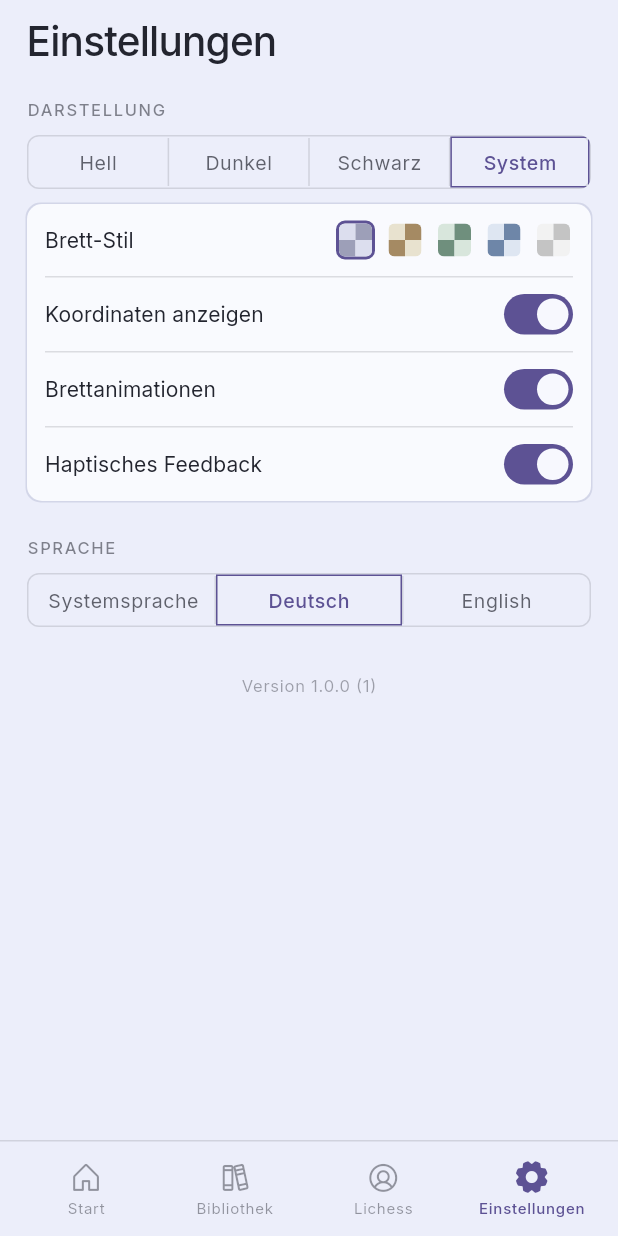
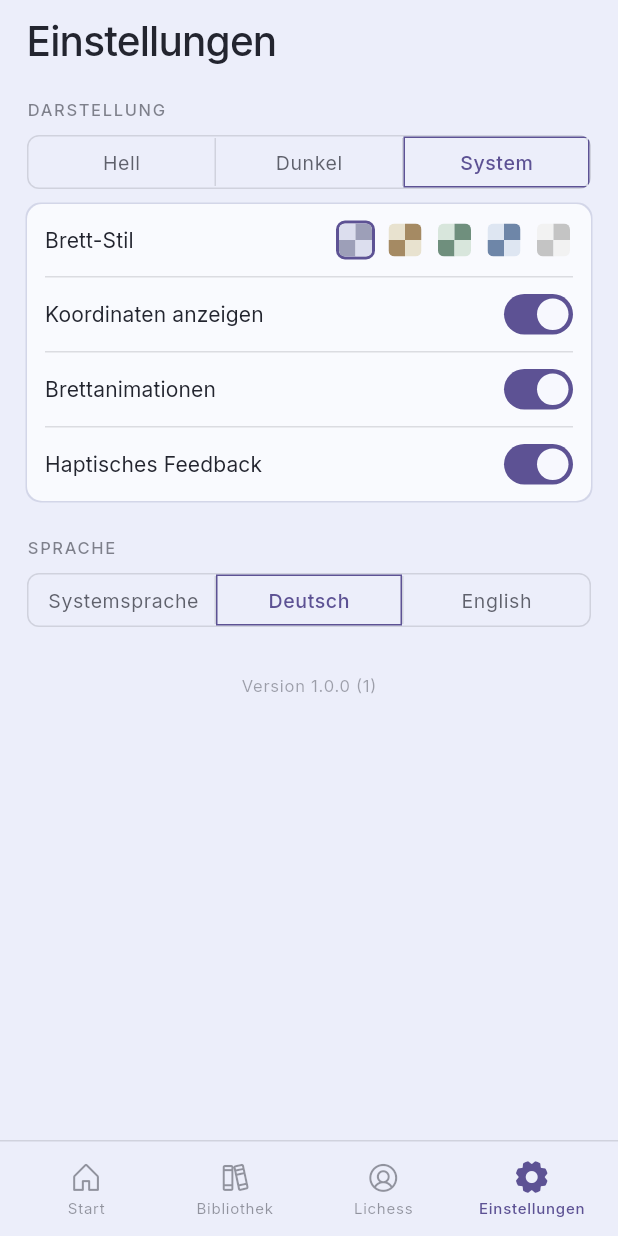
Before and after one commit to Leon2012320/MasterOpening, a Flutter app: the SettingsScreen screen opened by its route, after a tap on "Deutsch", on a phone screen of 412 x 824 dp. Run offline on Flutter 3.47's test engine with Material 3 defaults, Android fonts, the phone set to English and light mode, and no system bars; our stand-ins replace equatable, flutter_riverpod, go_router, package_info_plus, shared_preferences; accounts and stored records are empty; generated files the repository leaves out were written again.

Commit message:
Erscheinungsbild auf Hell, Dunkel und System reduzieren
Die AMOLED-Palette entfaellt vollstaendig, nicht nur aus der Oberflaeche:
Enum-Wert, Tokens, Uebersetzungen und Tests sind mit entfernt. Ein bereits
gespeichertes black faellt ueber AppThemeMode.fromStorage auf System zurueck.

Co-Authored-By: Claude Opus 5 <noreply@anthropic.com>

```diff
--- a/app/lib/app.dart
+++ b/app/lib/app.dart
@@ -16,18 +16,12 @@ class MasterOpeningApp extends ConsumerWidget {
     final router = ref.watch(routerProvider);
 
     final lightTheme = AppTheme.build(AppTokens.light);
+    final darkTheme = AppTheme.build(AppTokens.dark);
 
-    // Material kennt nur zwei Theme-Steckplätze, wir haben drei Paletten.
-    // „Schwarz" reist deshalb im Dunkel-Steckplatz mit; welche Palette dort
-    // landet, entscheidet die Nutzerwahl.
-    final (dark, mode) = switch (settings.themeMode) {
-      AppThemeMode.system => (
-        AppTheme.build(AppTokens.dark),
-        ThemeMode.system,
-      ),
-      AppThemeMode.light => (lightTheme, ThemeMode.light),
-      AppThemeMode.dark => (AppTheme.build(AppTokens.dark), ThemeMode.dark),
-      AppThemeMode.black => (AppTheme.build(AppTokens.black), ThemeMode.dark),
+    final mode = switch (settings.themeMode) {
+      AppThemeMode.system => ThemeMode.system,
+      AppThemeMode.light => ThemeMode.light,
+      AppThemeMode.dark => ThemeMode.dark,
     };
 
     return MaterialApp.router(
@@ -35,7 +29,7 @@ class MasterOpeningApp extends ConsumerWidget {
       debugShowCheckedModeBanner: false,
       routerConfig: router,
       theme: lightTheme,
-      darkTheme: dark,
+      darkTheme: darkTheme,
       themeMode: mode,
       locale: settings.languageCode == null
           ? null
--- a/app/lib/core/theme/app_theme.dart
+++ b/app/lib/core/theme/app_theme.dart
@@ -4,13 +4,11 @@ import 'package:masteropening/core/theme/app_dimens.dart';
 import 'package:masteropening/core/theme/app_tokens.dart';
 import 'package:masteropening/core/theme/app_typography.dart';
 
-/// Die vier wählbaren Erscheinungsbilder. `black` ist die AMOLED-Variante:
-/// echtes Schwarz statt des dunklen Blaugrau.
+/// Die drei wählbaren Erscheinungsbilder.
 enum AppThemeMode {
   system,
   light,
-  dark,
-  black;
+  dark;
 
   String get storageKey => name;
 
@@ -26,7 +24,6 @@ enum AppThemeMode {
     return switch (this) {
       AppThemeMode.light => AppTokens.light,
       AppThemeMode.dark => AppTokens.dark,
-      AppThemeMode.black => AppTokens.black,
       AppThemeMode.system => platformDark ? AppTokens.dark : AppTokens.light,
     };
   }
--- a/app/lib/core/theme/app_tokens.dart
+++ b/app/lib/core/theme/app_tokens.dart
@@ -3,8 +3,8 @@ import 'package:flutter/material.dart';
 /// Die Design-Tokens des Nocturne-Systems, wie sie im Entwurf festgelegt sind.
 ///
 /// Kein Widget darf Farben, Radien oder Schatten selbst literalisieren — alles
-/// kommt über `Theme.of(context).tokens` aus dieser Erweiterung. Dadurch bleiben
-/// die vier Themes (hell, dunkel, schwarz, System) an einer Stelle definiert.
+/// kommt über `Theme.of(context).tokens` aus dieser Erweiterung. Dadurch bleibt
+/// das Erscheinungsbild beider Paletten an einer Stelle definiert.
 @immutable
 class AppTokens extends ThemeExtension<AppTokens> {
   const AppTokens({
@@ -171,7 +171,7 @@ class AppTokens extends ThemeExtension<AppTokens> {
     );
   }
 
-  // ── Die drei ausgelieferten Paletten ──────────────────────────────────────
+  // ── Die beiden ausgelieferten Paletten ────────────────────────────────────
 
   static const dark = AppTokens(
     bg: Color(0xFF161826),
@@ -226,36 +226,6 @@ class AppTokens extends ThemeExtension<AppTokens> {
     ],
     isDark: false,
   );
-
-  /// Für OLED-Displays: echter Schwarzgrund, damit unbenutzte Pixel aus
-  /// bleiben. Der Akzent bleibt der der dunklen Palette, damit die App nicht
-  /// wie ein anderes Produkt aussieht.
-  static const black = AppTokens(
-    bg: Color(0xFF000000),
-    surface: Color(0xFF0D0E14),
-    surfaceSunken: Color(0xFF07080C),
-    text: Color(0xFFE9E9ED),
-    accent: Color(0xFF968AE0),
-    accentMuted: Color(0xFF796CBF),
-    divider: Color(0x24E9E9ED),
-    hairline: Color(0xFF2A2C36),
-    shadowAmbient: Color(0xB3000000),
-    success: Color(0xFF5FBF87),
-    danger: Color(0xFFE07A76),
-    warning: Color(0xFFDCAE63),
-    tagAccentBg: Color(0xFF2B2741),
-    tagAccentFg: Color(0xFFF5F4FF),
-    tagNeutralBg: Color(0xFF23252F),
-    tagNeutralFg: Color(0xFFF3F5FE),
-    heatScale: [
-      Color(0xFF121319),
-      Color(0xFF221F33),
-      Color(0xFF3A3358),
-      Color(0xFF574C87),
-      Color(0xFF968AE0),
-    ],
-    isDark: true,
-  );
 }
 
 /// Bequemer Zugriff: `context.tokens.accent` statt
--- a/app/lib/features/settings/presentation/settings_screen.dart
+++ b/app/lib/features/settings/presentation/settings_screen.dart
@@ -46,7 +46,6 @@ class SettingsScreen extends ConsumerWidget {
             segments: [
               AppSegment(value: AppThemeMode.light, label: l10n.themeLight),
               AppSegment(value: AppThemeMode.dark, label: l10n.themeDark),
-              AppSegment(value: AppThemeMode.black, label: l10n.themeBlack),
               AppSegment(value: AppThemeMode.system, label: l10n.themeSystem),
             ],
           ),
--- a/app/lib/l10n/app_de.arb
+++ b/app/lib/l10n/app_de.arb
@@ -68,10 +68,6 @@
   "settingsTheme": "Erscheinungsbild",
   "themeLight": "Hell",
   "themeDark": "Dunkel",
-  "themeBlack": "Schwarz",
-  "@themeBlack": {
-    "description": "AMOLED-Variante mit echtem Schwarz."
-  },
   "themeSystem": "System",
 
   "settingsBoardStyle": "Brett-Stil",
--- a/app/lib/l10n/app_en.arb
+++ b/app/lib/l10n/app_en.arb
@@ -38,7 +38,6 @@
   "settingsTheme": "Theme",
   "themeLight": "Light",
   "themeDark": "Dark",
-  "themeBlack": "Black",
   "themeSystem": "System",
 
   "settingsBoardStyle": "Board style",
```
Also changed, not shown: 2 other files.
